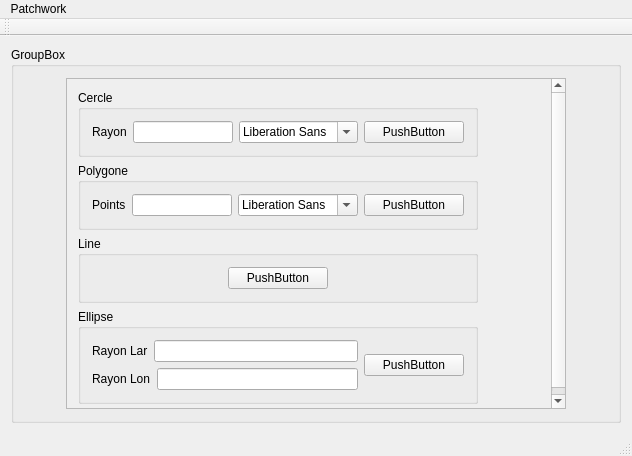
Qt form PatchWork/gui/patchworkGui/mainwindow.ui (Erakieljj/MLV_Project_cpp) before a commit.
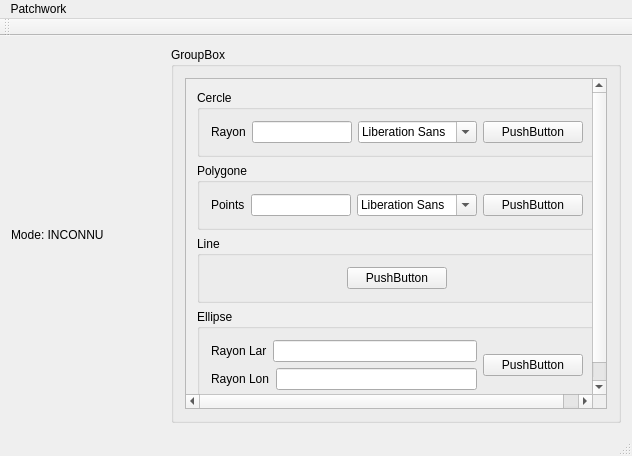
The same form after that commit.

What changed in the file:
```diff
--- a/PatchWork/gui/patchworkGui/mainwindow.ui
+++ b/PatchWork/gui/patchworkGui/mainwindow.ui
@@ -15,8 +15,21 @@
   </property>
   <widget class="QWidget" name="centralWidget">
    <layout class="QHBoxLayout" name="horizontalLayout">
+    <item>
+     <widget class="QLabel" name="labelMode">
+      <property name="text">
+       <string>Mode: INCONNU</string>
+      </property>
+     </widget>
+    </item>
     <item>
      <widget class="QGroupBox" name="groupBox">
+      <property name="maximumSize">
+       <size>
+        <width>450</width>
+        <height>16777215</height>
+       </size>
+      </property>
       <property name="title">
        <string>GroupBox</string>
       </property>
@@ -43,7 +56,7 @@
            <rect>
             <x>0</x>
             <y>0</y>
-            <width>498</width>
+            <width>424</width>
             <height>338</height>
            </rect>
           </property>
```
